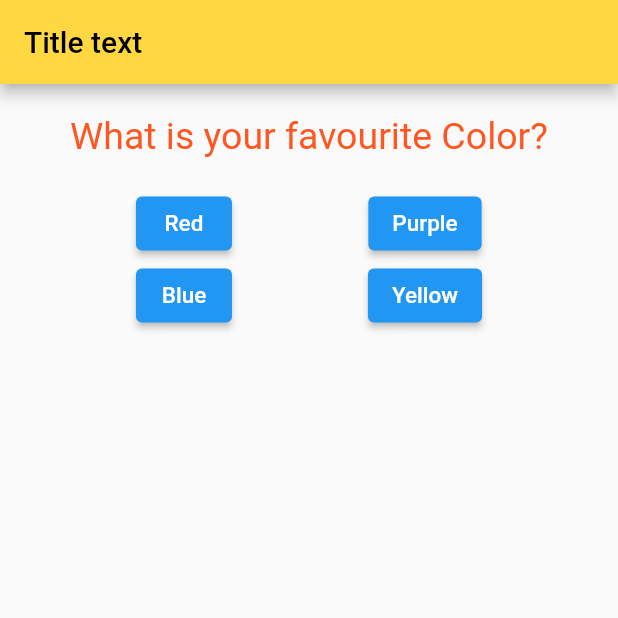
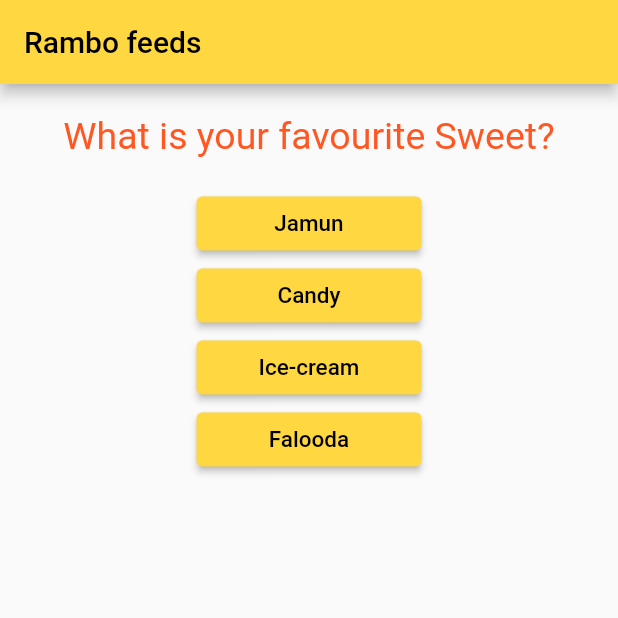
Before and after one commit to av1v3k/learn_flutter, a Flutter app: the screen it shows after launch, after a tap on "Yellow", on a phone screen of 412 x 824 dp, the top half of it. Run offline on Flutter 3.47's test engine with Material 2 defaults, Android fonts, the phone set to English and light mode, and no system bars.

Commit message:
dynamic answers based on question; SizedBox wrap with ElevatedButton changes;

```diff
--- a/first_app/lib/answer.dart
+++ b/first_app/lib/answer.dart
@@ -7,8 +7,17 @@ class Answer extends StatelessWidget {
 
   @override
   Widget build(BuildContext context) {
-    return ElevatedButton(
-        onPressed: selectHandler,
-        child: Text(buttonText, style: const TextStyle(fontSize: 15)));
+    return SizedBox(
+        width: 150,
+        child: ElevatedButton(
+            onPressed: selectHandler,
+            style: ElevatedButton.styleFrom(
+                foregroundColor: Colors.black,
+                backgroundColor: Colors.amberAccent),
+            child: Text(buttonText, style: const TextStyle(fontSize: 15))));
+    //  ElevatedButton(
+    //     onPressed: selectHandler,
+    //     style: ElevatedButton.styleFrom(foregroundColor: Colors.black, backgroundColor: Colors.amberAccent),
+    //     child: Text(buttonText, style: const TextStyle(fontSize: 15)));
   }
 }
--- a/first_app/lib/main.dart
+++ b/first_app/lib/main.dart
@@ -27,47 +27,57 @@ class _MyAppState extends State<MyApp> {
     });
   }
 
+  List questions = [
+    {
+      "questionText": "What is your favourite Color?",
+      "answer": ["Red", "Blue", "Green", "Yellow"]
+    },
+    {
+      "questionText": "What is your favourite Sweet?",
+      "answer": ["Jamun", "Candy", "Ice-cream", "Falooda"]
+    },
+    {
+      "questionText": "What is your favourite Hobby?",
+      "answer": ["Running", "Reading", "Music", "Travel"]
+    }
+  ];
+
   @override
   Widget build(BuildContext context) {
-    var bodyColumnChildren1 = [Answer('Red', answerFunction), Answer('Blue', answerFunction)];
-
-    var bodyColumnChildren2 = [
-      ElevatedButton(
-          onPressed: answerFunction,
-          child: const Text('Purple', style: TextStyle(fontSize: 15))),
-      ElevatedButton(
-          onPressed: () {
-            print('yello b=pressed');
-          },
-          child: const Text('Yellow', style: TextStyle(fontSize: 15))),
+    List<Widget> bodyColumnChildren1 = [
+      Answer('Red', answerFunction),
+      Answer('Blue', answerFunction)
     ];
 
-    var questions = [
-      'What is your favourite Color?',
-      'What is your favourite Sweet?',
-      'What is your favourite Bomb?'
+    List<Widget> bodyColumnChildren2 = [
+      Answer('Purple', answerFunction),
+      Answer('Yellow', answerFunction)
     ];
 
     return MaterialApp(
       home: Scaffold(
           appBar: AppBar(
-              title: const Text('Title text',
+              title: const Text('Rambo feeds',
                   style: TextStyle(color: Colors.black)),
               backgroundColor: Colors.amberAccent),
           body: Column(mainAxisAlignment: MainAxisAlignment.start, children: [
-            Question(questions[_questionIndex]),
-            Row(
-              mainAxisAlignment: MainAxisAlignment.spaceEvenly,
-              children: [
-                Column(children: bodyColumnChildren1),
-                Column(
-                  children: bodyColumnChildren2,
-                )
-              ],
-            ),
+            Question(questions[_questionIndex]['questionText']),
+            ...(questions[_questionIndex]['answer'] as List<String>).map((answer) {
+              return Answer(answer, answerFunction);
+            }).toList()
+            // Answer('Red', answerFunction),
+            // Answer('Blue', answerFunction),
+            // Answer('Purple', answerFunction),
+            // Answer('Yellow', answerFunction)
             // Row(
-            //   children: bodyColumnChildren,
-            // )
+            //   mainAxisAlignment: MainAxisAlignment.spaceEvenly,
+            //   children: [
+            //     Column(children: bodyColumnChildren1),
+            //     Column(
+            //       children: bodyColumnChildren2,
+            //     )
+            //   ],
+            // ),
           ])),
     );
   }
```
Also changed, not shown: 1 other file.
